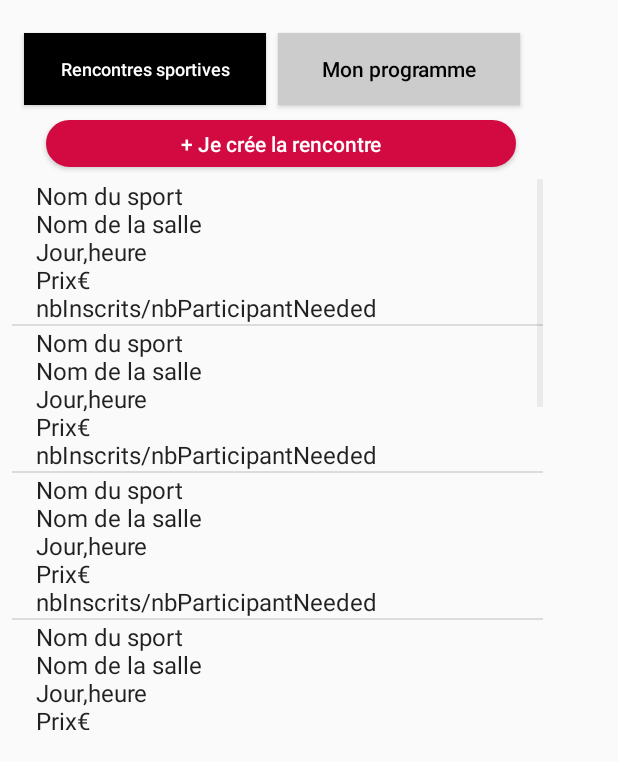
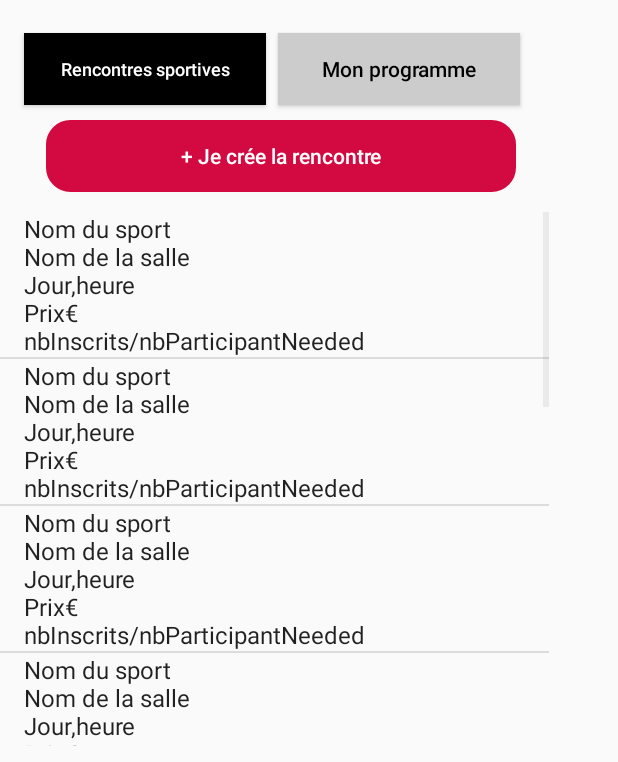
Before and after one commit to Haingue/SportIn, an Android app: the PageNav screen opened directly, with no data from a screen before it, on a phone screen of 412 x 824 dp, the part 474-1236 px from its top. Run offline under Robolectric (Android 15) with nearby library versions, the phone set to English and light mode, and no system bars.

Commit message:
le push avant de tout casser

```diff
--- /dev/null
+++ b/SportIn/app/src/main/java/fr/univ_lille1/iutinfo/sportin/PageModifierCompte.java
@@ -0,0 +1,8 @@
+package fr.univ_lille1.iutinfo.sportin;
+
+/**
+ * Created by parissej on 27/03/18.
+ */
+
+public class PageModifierCompte {
+}
--- a/SportIn/app/src/main/res/layout/content_scrolling.xml
+++ b/SportIn/app/src/main/res/layout/content_scrolling.xml
@@ -48,7 +48,7 @@
             android:id="@+id/renc"
             android:layout_width="161dp"
             android:layout_height="48dp"
-            android:layout_marginLeft="15dp"
+            android:layout_marginLeft="16dp"
             android:layout_marginStart="16dp"
             android:layout_marginTop="30dp"
             android:background="@android:color/black"
@@ -81,7 +81,7 @@
         <Button
             android:id="@+id/button4"
             android:layout_width="313dp"
-            android:layout_height="31dp"
+            android:layout_height="48dp"
             android:layout_marginEnd="8dp"
             android:layout_marginLeft="8dp"
             android:layout_marginRight="8dp"
@@ -96,29 +96,18 @@
             app:layout_constraintRight_toRightOf="parent"
             app:layout_constraintTop_toBottomOf="@+id/renc" />
 
-        <LinearLayout
-            android:id="@+id/linlay"
-            android:layout_width="354dp"
-            android:layout_height="367dp"
+        <ListView
+            android:id="@+id/list"
+            android:layout_width="0dp"
+            android:layout_height="356dp"
+            android:layout_marginTop="12dp"
+            app:layout_constraintTop_toBottomOf="@+id/button4"
+            android:layout_marginLeft="0dp"
+            app:layout_constraintLeft_toLeftOf="parent"
+            app:layout_constraintBottom_toBottomOf="parent"
             android:layout_marginBottom="8dp"
-            android:layout_marginEnd="8dp"
-            android:layout_marginLeft="8dp"
             android:layout_marginRight="8dp"
-            android:layout_marginStart="8dp"
-            android:layout_marginTop="8dp"
-            android:orientation="vertical"
-            app:layout_constraintBottom_toBottomOf="parent"
-            app:layout_constraintHorizontal_bias="0.0"
-            app:layout_constraintLeft_toLeftOf="parent"
-            app:layout_constraintRight_toRightOf="parent"
-            app:layout_constraintTop_toBottomOf="@+id/button4"
-            app:layout_constraintVertical_bias="0.0">
-
-            <ListView
-                android:id="@+id/list"
-                android:layout_width="match_parent"
-                android:layout_height="385dp" />
-
-        </LinearLayout>
+            app:layout_constraintVertical_bias="0.375"
+            app:layout_constraintRight_toRightOf="parent" />
 
 </android.support.constraint.ConstraintLayout>
--- a/SportIn/app/src/main/res/layout/profil.xml
+++ b/SportIn/app/src/main/res/layout/profil.xml
@@ -172,7 +172,9 @@
             app:layout_constraintBottom_toBottomOf="parent"
             app:layout_constraintLeft_toLeftOf="parent"
             app:layout_constraintRight_toRightOf="parent"
-            app:layout_constraintTop_toBottomOf="@+id/labelEventsNum" />
+            app:layout_constraintTop_toBottomOf="@+id/labelEventsNum"
+            app:layout_constraintHorizontal_bias="0.503"
+            app:layout_constraintVertical_bias="0.928" />
 
     </android.support.constraint.ConstraintLayout>
 </LinearLayout>
```
Also changed, not shown: SportIn/app/src/main/java/fr/univ_lille1/iutinfo/sportin/PageProfil.java (line endings or trailing spaces).
